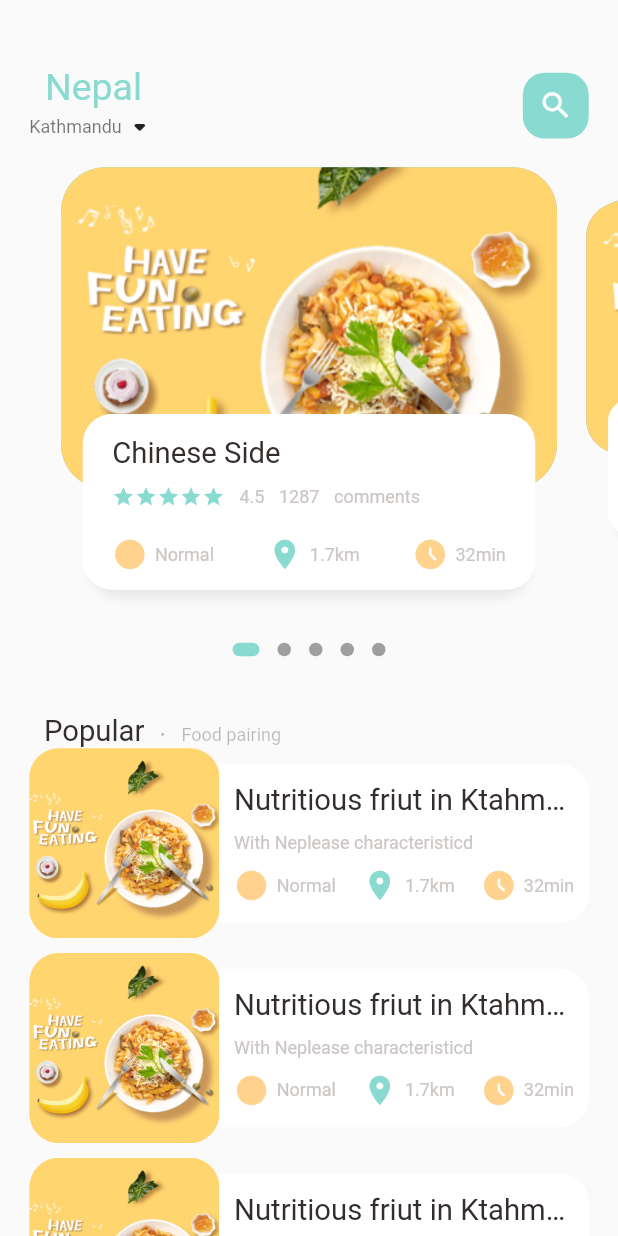
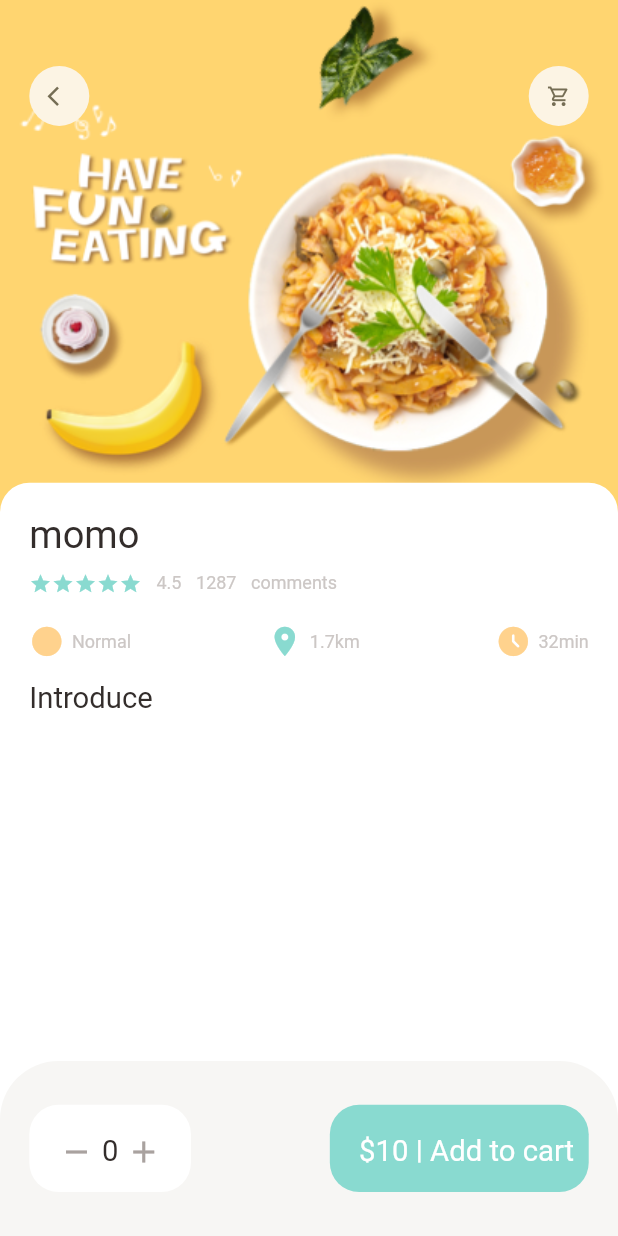
Before and after one commit to santoshacharya07/food-delivery-app, a Flutter app: the screen it shows after launch, on a phone screen of 412 x 824 dp. Run offline on Flutter 3.47's test engine with Material 2 defaults, Android fonts, the phone set to English and light mode, and no system bars; drawn by our look-alikes of dots_indicator; our stand-ins replace get.

Commit message:
popular tab

```diff
--- a/lib/main.dart
+++ b/lib/main.dart
@@ -1,5 +1,5 @@
 import 'package:flutter/material.dart';
-import 'package:food_delivery/home/main_food_page.dart';
+import 'package:food_delivery/pages/food/popular_food_detail.dart';
 import 'package:get/get.dart';
 
 void main() {
@@ -18,7 +18,7 @@ class MyApp extends StatelessWidget {
       theme: ThemeData(
         primarySwatch: Colors.blue,
       ),
-      home: const MainFoodPage(),
+      home: const PopularFoodDetail(),
     );
   }
 }
--- /dev/null
+++ b/lib/pages/food/popular_food_detail.dart
@@ -0,0 +1,151 @@
+import 'package:flutter/material.dart';
+import 'package:food_delivery/utils/dimensions.dart';
+import 'package:food_delivery/widgets/app_column.dart';
+import 'package:food_delivery/widgets/app_icon.dart';
+
+import '../../utils/colors.dart';
+import '../../widgets/big_text.dart';
+
+class PopularFoodDetail extends StatelessWidget {
+  const PopularFoodDetail({Key? key}) : super(key: key);
+
+  @override
+  Widget build(BuildContext context) {
+    return Scaffold(
+      backgroundColor: Colors.white,
+      body: Stack(
+        children: [
+          Positioned(
+            left: 0,
+            right: 0,
+            child: Container(
+              width: double.maxFinite,
+              height: Dimensions.popularFoodImgSize,
+              decoration: const BoxDecoration(
+                image: DecorationImage(
+                  fit: BoxFit.cover,
+                  image: AssetImage(
+                    "assets/image/food0.png",
+                  ),
+                ),
+              ),
+            ),
+          ),
+          Positioned(
+            top: Dimensions.height45,
+            left: Dimensions.width20,
+            right: Dimensions.width20,
+            child: Row(
+              mainAxisAlignment: MainAxisAlignment.spaceBetween,
+              children: const [
+                AppIcon(
+                  icon: Icons.arrow_back_ios,
+                ),
+                AppIcon(
+                  icon: Icons.shopping_cart_outlined,
+                ),
+              ],
+            ),
+          ),
+          Positioned(
+            left: 0,
+            right: 0,
+            bottom: 0,
+            top: Dimensions.popularFoodImgSize - 20,
+            child: Container(
+                padding: EdgeInsets.only(
+                    left: Dimensions.width20,
+                    right: Dimensions.width20,
+                    top: Dimensions.height20),
+                decoration: BoxDecoration(
+                  borderRadius: BorderRadius.only(
+                      topRight: Radius.circular(Dimensions.radius20),
+                      topLeft: Radius.circular(Dimensions.radius20)),
+                  color: Colors.white,
+                ),
+                child: Column(
+                  crossAxisAlignment: CrossAxisAlignment.start,
+                  children: [
+                    const AppColumn(
+                      text: "momo",
+                    ),
+                    SizedBox(
+                      height: Dimensions.height15,
+                    ),
+                    BigText(
+                      text: "Introduce",
+                    )
+                  ],
+                )),
+          ),
+        ],
+      ),
+      bottomNavigationBar: Container(
+        height: Dimensions.bottomHeightBar,
+        padding: EdgeInsets.only(
+          top: Dimensions.height30,
+          bottom: Dimensions.height30,
+          left: Dimensions.width20,
+          right: Dimensions.width20,
+        ),
+        decoration: BoxDecoration(
+            borderRadius: BorderRadius.only(
+              topLeft: Radius.circular(
+                Dimensions.radius20 * 2,
+              ),
+              topRight: Radius.circular(Dimensions.radius20 * 2),
+            ),
+            color: AppColors.buttonBackgroundColor),
+        child: Row(
+          mainAxisAlignment: MainAxisAlignment.spaceBetween,
+          children: [
+            Container(
+              padding: EdgeInsets.only(
+                  top: Dimensions.height20,
+                  bottom: Dimensions.height20,
+                  left: Dimensions.width20,
+                  right: Dimensions.width20),
+              decoration: BoxDecoration(
+                  borderRadius: BorderRadius.circular(Dimensions.radius20),
+                  color: Colors.white),
+              child: Row(
+                children: [
+                  const Icon(
+                    Icons.remove,
+                    color: AppColors.signColor,
+                  ),
+                  SizedBox(
+                    width: Dimensions.width10 / 2,
+                  ),
+                  BigText(text: "0"),
+                  SizedBox(
+                    width: Dimensions.width10 / 2,
+                  ),
+                  const Icon(
+                    Icons.add,
+                    color: AppColors.signColor,
+                  ),
+                ],
+              ),
+            ),
+            Container(
+              padding: EdgeInsets.only(
+                  top: Dimensions.height20,
+                  bottom: Dimensions.height20,
+                  left: Dimensions.width20,
+                  right: Dimensions.width10),
+              decoration: BoxDecoration(
+                borderRadius: BorderRadius.circular(Dimensions.radius20),
+                color: AppColors.mainColor,
+              ),
+              child: BigText(
+                text: "\$10 | Add to cart",
+                color: Colors.white,
+              ),
+            )
+          ],
+        ),
+      ),
+    );
+  }
+}
--- a/lib/home/food_page_body.dart
+++ b/lib/pages/home/food_page_body.dart
@@ -2,11 +2,12 @@ import 'package:dots_indicator/dots_indicator.dart';
 import 'package:flutter/material.dart';
 
 import 'package:food_delivery/utils/colors.dart';
+import 'package:food_delivery/widgets/app_column.dart';
 import 'package:food_delivery/widgets/big_text.dart';
 import 'package:food_delivery/widgets/icon_and_text.dart';
 import 'package:food_delivery/widgets/small_text.dart';
 
-import '../utils/dimensions.dart';
+import '../../utils/dimensions.dart';
 
 class FoodPageBody extends StatefulWidget {
   const FoodPageBody({Key? key}) : super(key: key);
@@ -120,7 +121,7 @@ class _FoodPageBodyState extends State<FoodPageBody> {
                         Dimensions.radius20,
                       ),
                       color: Colors.white38,
-                      image: DecorationImage(
+                      image: const DecorationImage(
                         fit: BoxFit.cover,
                         image: AssetImage("assets/image/food0.png"),
                       ),
@@ -258,64 +259,7 @@ class _FoodPageBodyState extends State<FoodPageBody> {
                     top: Dimensions.height15,
                     left: Dimensions.width15,
                     right: Dimensions.width15),
-                child: Column(
-                  crossAxisAlignment: CrossAxisAlignment.start,
-                  children: [
-                    BigText(text: "Chinese Side"),
-                    const SizedBox(
-                      height: 10,
-                    ),
-                    Row(
-                      children: [
-                        Wrap(
-                          children: List.generate(
-                            5,
-                            (index) => const Icon(
-                              Icons.star,
-                              color: AppColors.mainColor,
-                              size: 15,
-                            ),
-                          ),
-                        ),
-                        SizedBox(
-                          width: Dimensions.height10,
-                        ),
-                        SmallText(text: "4.5"),
-                        SizedBox(
-                          width: Dimensions.width10,
-                        ),
-                        SmallText(text: "1287"),
-                        SizedBox(
-                          width: Dimensions.height10,
-                        ),
-                        SmallText(text: "comments"),
-                      ],
-                    ),
-                    SizedBox(
-                      height: Dimensions.height20,
-                    ),
-                    Row(
-                      mainAxisAlignment: MainAxisAlignment.spaceBetween,
-                      children: const [
-                        IconAndTextWidget(
-                          icon: Icons.circle_sharp,
-                          text: "Normal",
-                          iconColor: AppColors.iconColor1,
-                        ),
-                        IconAndTextWidget(
-                          icon: Icons.location_on,
-                          text: "1.7km",
-                          iconColor: AppColors.mainColor,
-                        ),
-                        IconAndTextWidget(
-                          icon: Icons.access_time_filled_rounded,
-                          text: "32min",
-                          iconColor: AppColors.iconColor1,
-                        )
-                      ],
-                    ),
-                  ],
-                ),
+                child: const AppColumn(text: "Momo"),
               ),
             ),
           ),
--- a/lib/home/main_food_page.dart
+++ b/lib/pages/home/main_food_page.dart
@@ -1,10 +1,10 @@
 import 'package:flutter/material.dart';
-import 'package:food_delivery/home/food_page_body.dart';
+import 'package:food_delivery/pages/home/food_page_body.dart';
 import 'package:food_delivery/utils/dimensions.dart';
 import 'package:food_delivery/widgets/big_text.dart';
 import 'package:food_delivery/widgets/small_text.dart';
 
-import '../utils/colors.dart';
+import '../../utils/colors.dart';
 
 class MainFoodPage extends StatefulWidget {
   const MainFoodPage({Key? key}) : super(key: key);
@@ -68,7 +68,7 @@ class _MainFoodPageState extends State<MainFoodPage> {
           ),
         ),
         //showing the body
-        Expanded(
+        const Expanded(
             child: SingleChildScrollView(
           child: FoodPageBody(),
         ))
--- a/lib/utils/dimensions.dart
+++ b/lib/utils/dimensions.dart
@@ -12,8 +12,9 @@ class Dimensions {
   static double height20 = screenHeight / 42.2;
   static double height30 = screenHeight / 28.13;
   static double height45 = screenHeight / 18.76;
-
+//font size
   static double font20 = screenHeight / 42.2;
+  static double font26 = screenHeight / 32.46;
 
   static double radius15 = screenHeight / 56.27;
   static double radius20 = screenHeight / 42.2;
@@ -26,7 +27,14 @@ class Dimensions {
 
   // icon size
   static double iconSize24 = screenHeight / 35.17;
+  static double iconSize16 = screenHeight / 52.75;
+
   //list view size
   static double listViewImgSize = screenWidth / 3.25;
   static double listViewTextContSize = screenWidth / 3.9;
+  //popular food
+  static double popularFoodImgSize = screenHeight / 2.41;
+
+  //bottom height
+  static double bottomHeightBar = screenHeight / 7.06;
 }
--- /dev/null
+++ b/lib/widgets/app_column.dart
@@ -0,0 +1,77 @@
+import 'package:flutter/material.dart';
+import 'package:food_delivery/widgets/big_text.dart';
+import 'package:food_delivery/widgets/small_text.dart';
+
+import '../utils/colors.dart';
+import '../utils/dimensions.dart';
+import 'icon_and_text.dart';
+
+class AppColumn extends StatelessWidget {
+  final String text;
+  const AppColumn({Key? key, required this.text}) : super(key: key);
+
+  @override
+  Widget build(BuildContext context) {
+    return Column(
+      crossAxisAlignment: CrossAxisAlignment.start,
+      children: [
+        BigText(
+          text: text,
+          size: Dimensions.font26,
+        ),
+        const SizedBox(
+          height: 10,
+        ),
+        Row(
+          children: [
+            Wrap(
+              children: List.generate(
+                5,
+                (index) => const Icon(
+                  Icons.star,
+                  color: AppColors.mainColor,
+                  size: 15,
+                ),
+              ),
+            ),
+            SizedBox(
+              width: Dimensions.height10,
+            ),
+            SmallText(text: "4.5"),
+            SizedBox(
+              width: Dimensions.width10,
+            ),
+            SmallText(text: "1287"),
+            SizedBox(
+              width: Dimensions.height10,
+            ),
+            SmallText(text: "comments"),
+          ],
+        ),
+        SizedBox(
+          height: Dimensions.height20,
+        ),
+        Row(
+          mainAxisAlignment: MainAxisAlignment.spaceBetween,
+          children: const [
+            IconAndTextWidget(
+              icon: Icons.circle_sharp,
+              text: "Normal",
+              iconColor: AppColors.iconColor1,
+            ),
+            IconAndTextWidget(
+              icon: Icons.location_on,
+              text: "1.7km",
+              iconColor: AppColors.mainColor,
+            ),
+            IconAndTextWidget(
+              icon: Icons.access_time_filled_rounded,
+              text: "32min",
+              iconColor: AppColors.iconColor1,
+            )
+          ],
+        ),
+      ],
+    );
+  }
+}
--- /dev/null
+++ b/lib/widgets/app_icon.dart
@@ -0,0 +1,35 @@
+import 'package:flutter/material.dart';
+import 'package:food_delivery/utils/dimensions.dart';
+
+class AppIcon extends StatelessWidget {
+  final IconData icon;
+  final Color backgroundColor;
+  final Color iconColor;
+  final double size;
+  const AppIcon({
+    Key? key,
+    required this.icon,
+    this.backgroundColor = const Color(0xFFfcf4e4),
+    this.iconColor = const Color(0xFF756d54),
+    this.size = 40,
+  }) : super(key: key);
+
+// const Color(0xfffcf4e4),
+//     this.iconColor = const Color(0xff756d54),
+  @override
+  Widget build(BuildContext context) {
+    return Container(
+      width: size,
+      height: size,
+      decoration: BoxDecoration(
+        borderRadius: BorderRadius.circular(size / 2),
+        color: backgroundColor,
+      ),
+      child: Icon(
+        icon,
+        color: iconColor,
+        size: Dimensions.iconSize16,
+      ),
+    );
+  }
+}
```
